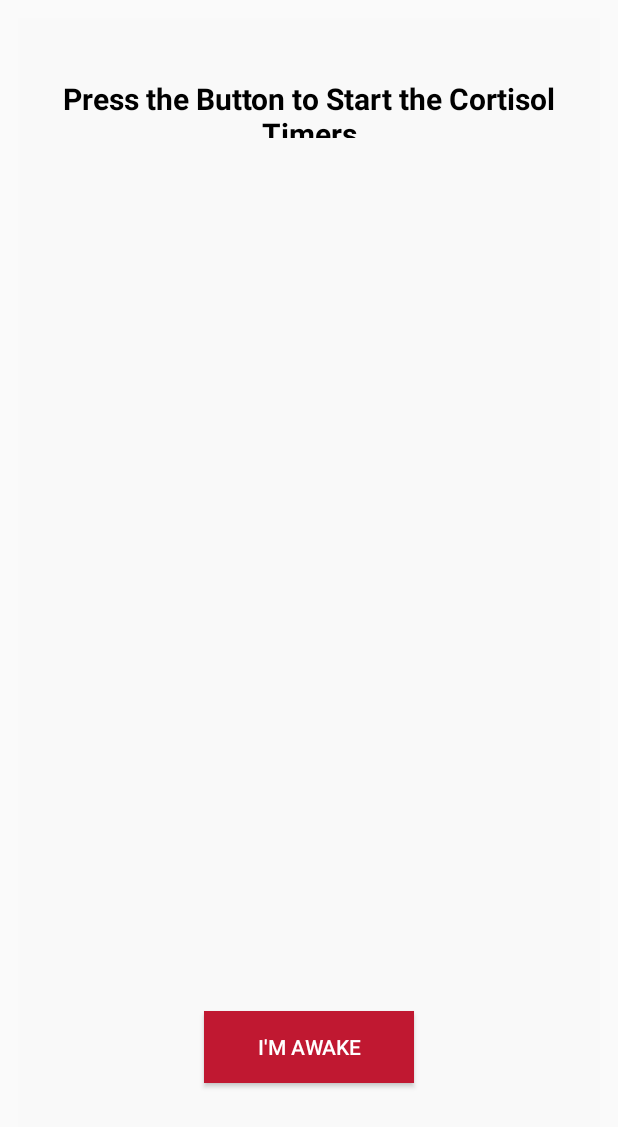
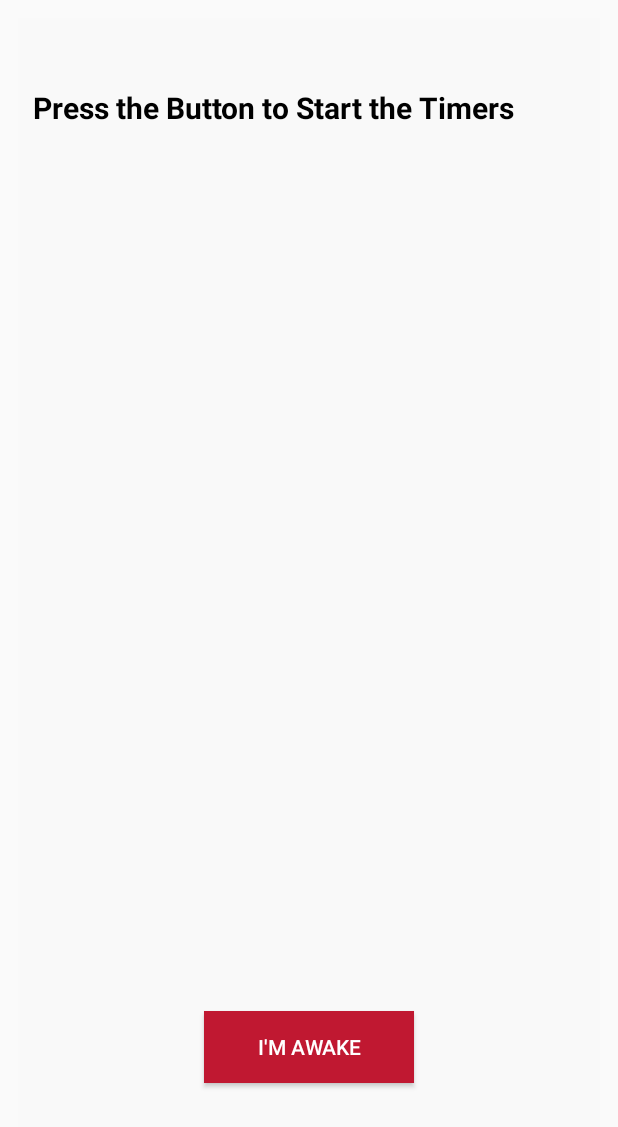
Before and after one commit to hannesvdc/Cortisol, an Android app built with Jetpack Compose: the screen it shows after launch (MainActivity), on a phone screen of 412 x 824 dp. Shown: the top 1127 px of the screen. Run offline under Robolectric (Android 15) with nearby library versions, the phone set to English and light mode, and no system bars.

Commit message:
Adding variables to MainActivity.kt

```diff
--- a/app/src/main/AndroidManifest.xml
+++ b/app/src/main/AndroidManifest.xml
@@ -1,6 +1,9 @@
 <?xml version="1.0" encoding="utf-8"?>
 <manifest xmlns:android="http://schemas.android.com/apk/res/android"
     xmlns:tools="http://schemas.android.com/tools">
+
+    <uses-permission android:name="android.permission.USE_EXACT_ALARM"/>
+    <uses-permission android:name="android.permission.VIBRATE" />
 
     <application
         android:allowBackup="true"
--- a/app/src/main/java/com/hannesvdc/cortisol/MainActivity.kt
+++ b/app/src/main/java/com/hannesvdc/cortisol/MainActivity.kt
@@ -1,18 +1,29 @@
 package com.hannesvdc.cortisol
 
 import android.os.Bundle
+import android.os.CountDownTimer
 import android.util.Log
 import androidx.activity.ComponentActivity
 import androidx.activity.enableEdgeToEdge
 import android.widget.Button
+import android.widget.TextView
 
 class MainActivity : ComponentActivity() {
+
+    private lateinit var textView4Hour: TextView
+    private lateinit var wakeButton: Button
+    private var timer: CountDownTimer? = null
+
     override fun onCreate(savedInstanceState: Bundle?) {
         super.onCreate(savedInstanceState)
         enableEdgeToEdge()
 
+        // Initialize UI components
         setContentView(R.layout.activity_main)
-        findViewById<Button>(R.id.wake_button).setOnClickListener {
+        textView4Hour = findViewById(R.id.text_view_4_hour)
+        wakeButton = findViewById(R.id.wake_button)
+
+        wakeButton.setOnClickListener {
             Log.println(Log.INFO, "Button", "The user pressed the button")
         }
     }
--- a/app/src/main/res/layout/activity_main.xml
+++ b/app/src/main/res/layout/activity_main.xml
@@ -14,7 +14,7 @@
         android:layout_width="wrap_content"
         android:layout_height="40dp"
         android:gravity="center"
-        android:text="Press the Button to Start the Cortisol Timers"
+        android:text="Press the Button to Start the Timers"
         android:layout_marginTop="30dp"
         android:textColor="#000000"
         android:textSize="20dp"
```
